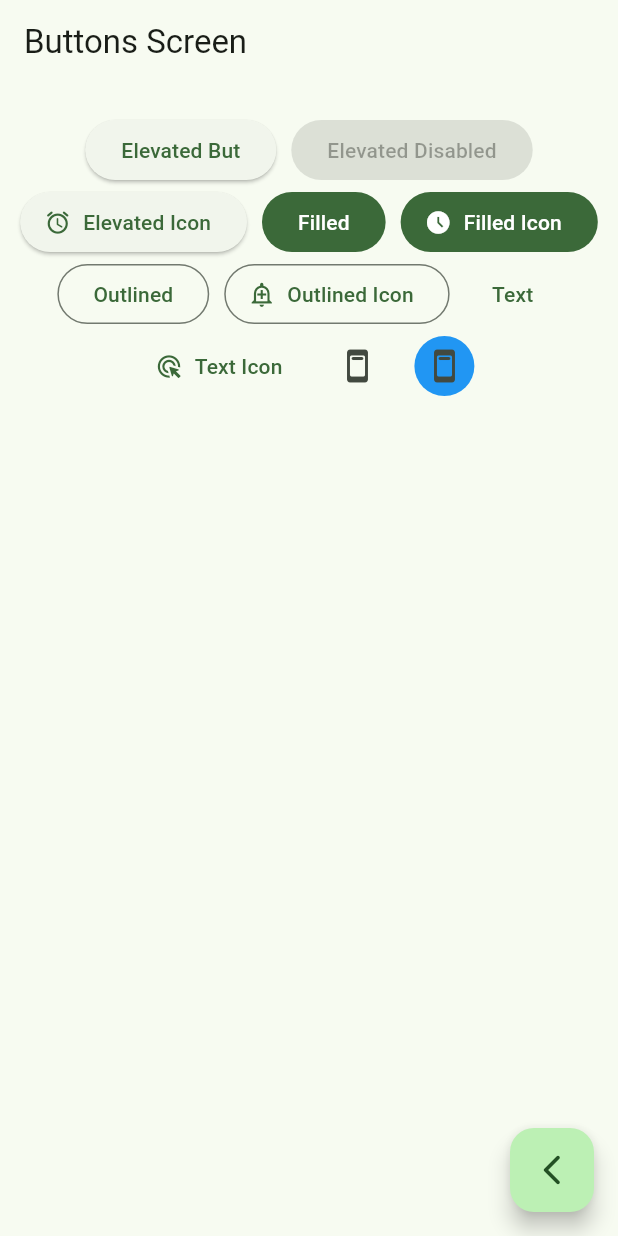
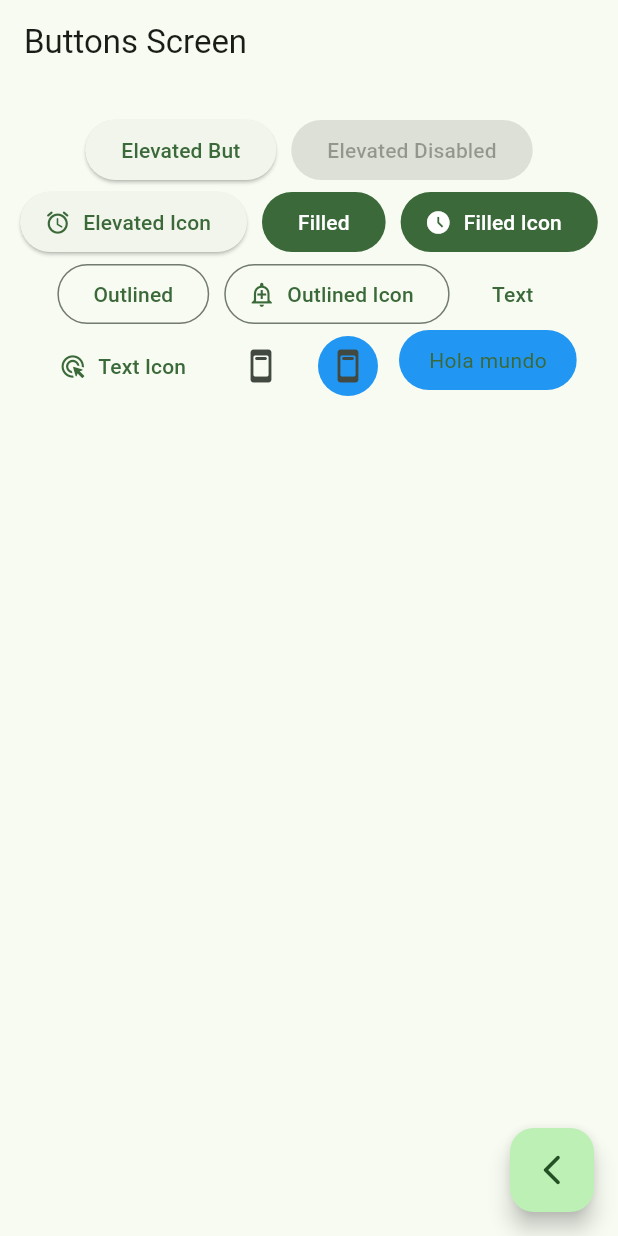
Before and after one commit to wildzek/widgets_app, a Flutter app: the ButtonsScreen screen opened by its route, on a phone screen of 412 x 824 dp. Run offline on Flutter 3.47's test engine with Material 3 defaults, Android fonts, the phone set to English and light mode, and no system bars; our stand-ins replace go_router.

Commit message:
Button screen completed

```diff
--- a/widgets_app/lib/presentation/screens/buttons/buttons_screen.dart
+++ b/widgets_app/lib/presentation/screens/buttons/buttons_screen.dart
@@ -24,7 +24,6 @@ class ButtonsScreen extends StatelessWidget {
 
 class _ButtonsView extends StatelessWidget {
   const _ButtonsView();
-
 
   @override
   Widget build(BuildContext context) {
@@ -65,12 +64,34 @@ class _ButtonsView extends StatelessWidget {
             IconButton(
                 onPressed: () {},
                 icon: const Icon(Icons.ad_units_rounded),
-                style: ButtonStyle(
+                style: const ButtonStyle(
                   backgroundColor: MaterialStatePropertyAll(Colors.blue),
                 )),
+            CustomButton(),
           ],
         ),
       ),
     );
   }
 }
+
+class CustomButton extends StatelessWidget {
+  const CustomButton({super.key});
+
+  @override
+  Widget build(BuildContext context) {
+    final colors = Theme.of(context).colorScheme;
+    return ClipRRect(
+      borderRadius: BorderRadius.circular(20),
+      child: Material(
+        color: Colors.blue,
+        child: InkWell(
+          onTap: (){},
+          child: Padding(
+              padding: const EdgeInsets.symmetric(horizontal: 20, vertical: 10),
+              child: Text('Hola mundo', style: TextStyle(color: colors.primary))),
+        ),
+      ),
+    );
+  }
+}
```
